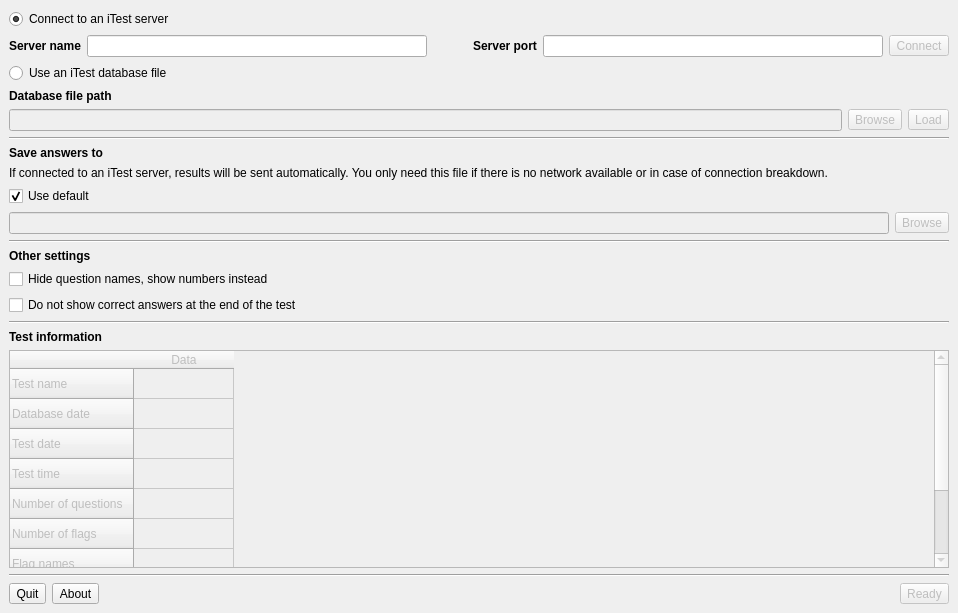
First picture: the form in iTestClient/main_window.ui, repository michal-tomlein/itest, before the edit.
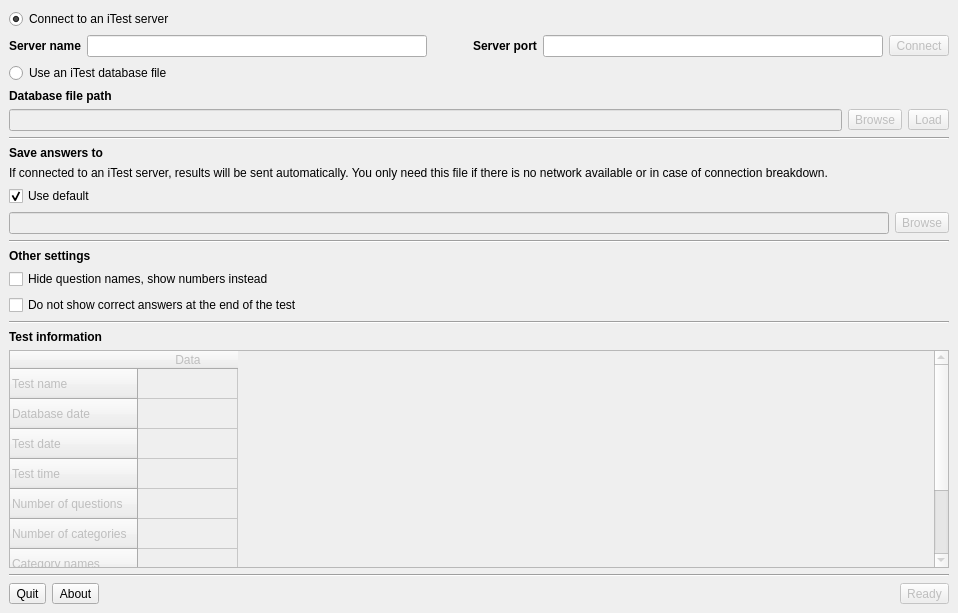
Second picture: the form after the edit. Icons and pictures are not drawn. Custom widgets are drawn as their Qt base class.

Commit message: Rename flags to categories

Patch:
```diff
--- a/iTestClient/main_window.ui
+++ b/iTestClient/main_window.ui
@@ -369,12 +369,12 @@
           </row>
           <row>
            <property name="text">
-            <string>Number of flags</string>
+            <string>Number of categories</string>
            </property>
           </row>
           <row>
            <property name="text">
-            <string>Flag names</string>
+            <string>Category names</string>
            </property>
           </row>
           <row>
```
The commit also changes 45 other files.
